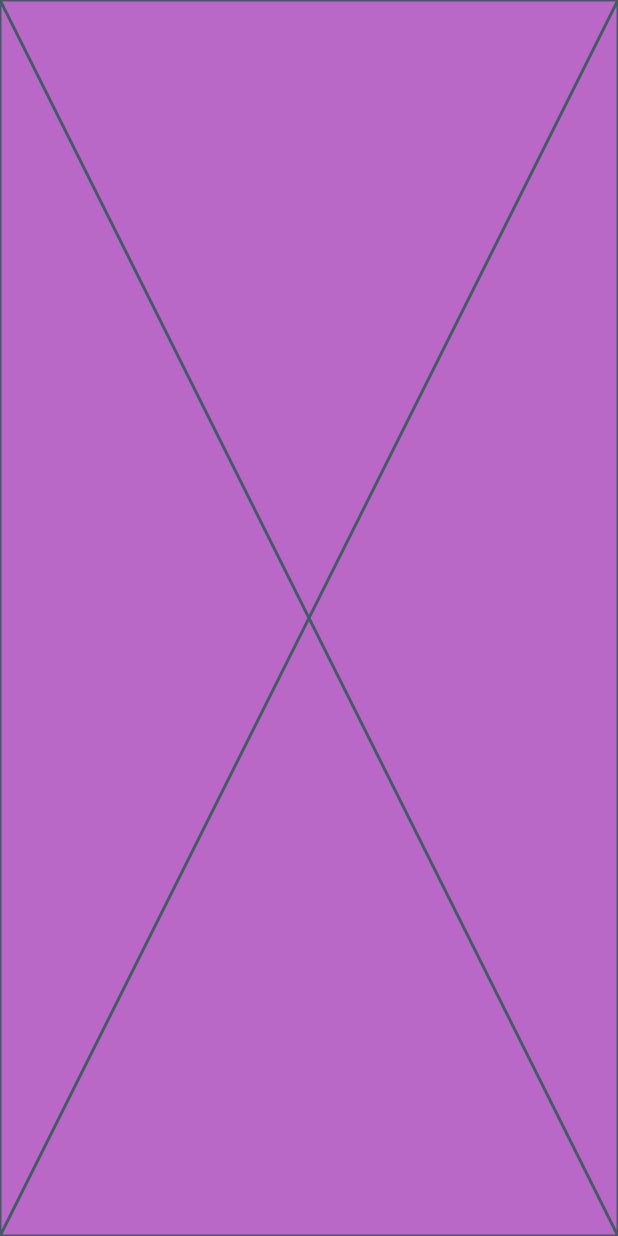
After one commit to Divyanshu-yadav-18/Chat-App, a Flutter app: the screen it shows once a user with an empty profile is signed in, on a phone screen of 412 x 824 dp. The commit adds this screen. Run offline on Flutter 3.47's test engine with Material 3 defaults, Android fonts, the phone set to English and light mode, and no system bars; our stand-ins replace firebase_auth, firebase_core; accounts and stored records are empty; network calls fail.

Commit message:
Auth Gate

```diff
--- /dev/null
+++ b/lib/Auth/auth_gate.dart
@@ -0,0 +1,23 @@
+import 'package:chatting_app/Auth/login_or_register.dart';
+import 'package:chatting_app/pages/home_page.dart';
+import 'package:firebase_auth/firebase_auth.dart';
+import 'package:flutter/material.dart';
+
+class AuthGate extends StatelessWidget {
+  const AuthGate({super.key});
+
+  @override
+  Widget build(BuildContext context) {
+    return Scaffold(
+      body: StreamBuilder(
+          stream: FirebaseAuth.instance.authStateChanges(),
+          builder: (context, snapshot) {
+            if (snapshot.hasData) {
+              return const HomePage();
+            } else {
+              return const LoginOrRegister();
+            }
+          }),
+    );
+  }
+}
--- /dev/null
+++ b/lib/pages/home_page.dart
@@ -0,0 +1,10 @@
+import 'package:flutter/widgets.dart';
+
+class HomePage extends StatelessWidget {
+  const HomePage({super.key});
+
+  @override
+  Widget build(BuildContext context) {
+    return const Placeholder();
+  }
+}
```
Also changed, not shown: lib/main.dart (+10 -7 lines).
